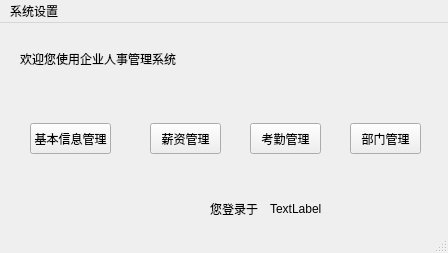
Before: the Qt Designer form ManageSystem/manager.ui in skyformat99/ManagerSystem, drawn with Qt 5.
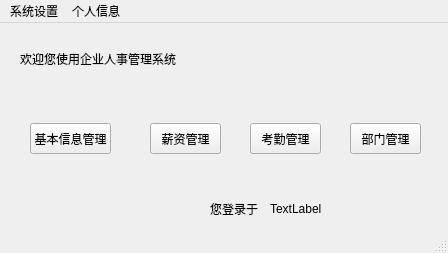
After: the same form once the commit is applied.

Commit message: 第三版 加入了员工基本信息表，实现了添加新员工、查询员工信息及薪资的功能

```diff
--- a/ManageSystem/manager.ui
+++ b/ManageSystem/manager.ui
@@ -115,7 +115,7 @@
      <height>23</height>
     </rect>
    </property>
-   <widget class="QMenu" name="menu">
+   <widget class="QMenu" name="systemMenu">
     <property name="title">
      <string>系统设置</string>
     </property>
@@ -124,7 +124,15 @@
     <addaction name="alterAction"/>
     <addaction name="logoutAction"/>
    </widget>
-   <addaction name="menu"/>
+   <widget class="QMenu" name="personMenu">
+    <property name="title">
+     <string>个人信息</string>
+    </property>
+    <addaction name="selectAction"/>
+    <addaction name="alterAction_2"/>
+   </widget>
+   <addaction name="systemMenu"/>
+   <addaction name="personMenu"/>
   </widget>
   <widget class="QStatusBar" name="statusbar"/>
   <action name="aboutAction">
```
Left out of the diff: 10 changed lines with no effect on the pictures. The commit also changes 39 other files.
